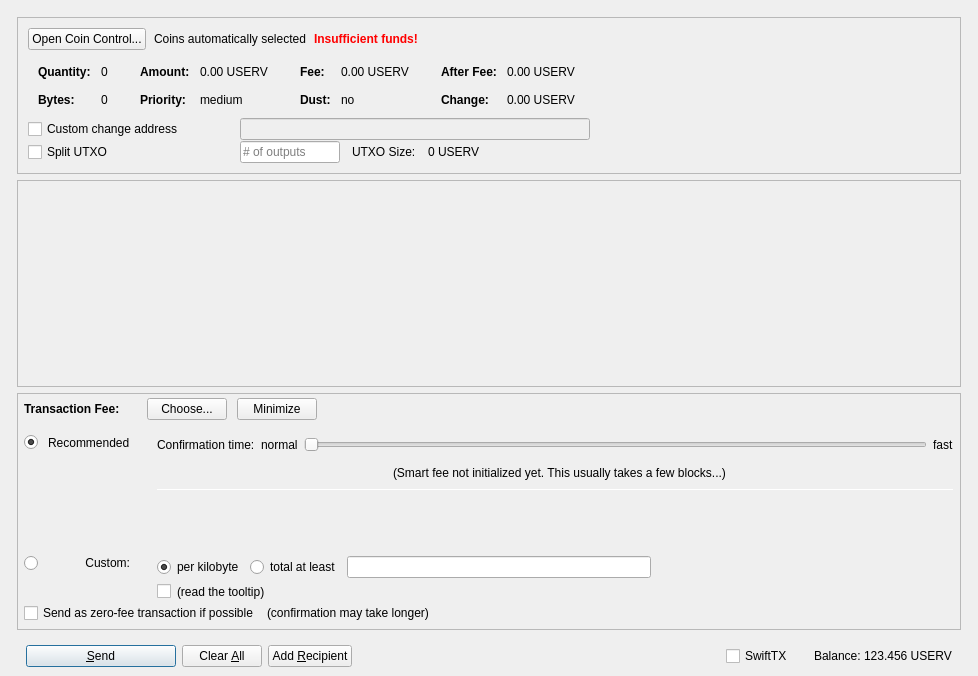
Qt form src/qt/forms/sendcoinsdialog.ui (uservapp/uservcoin) before a commit.
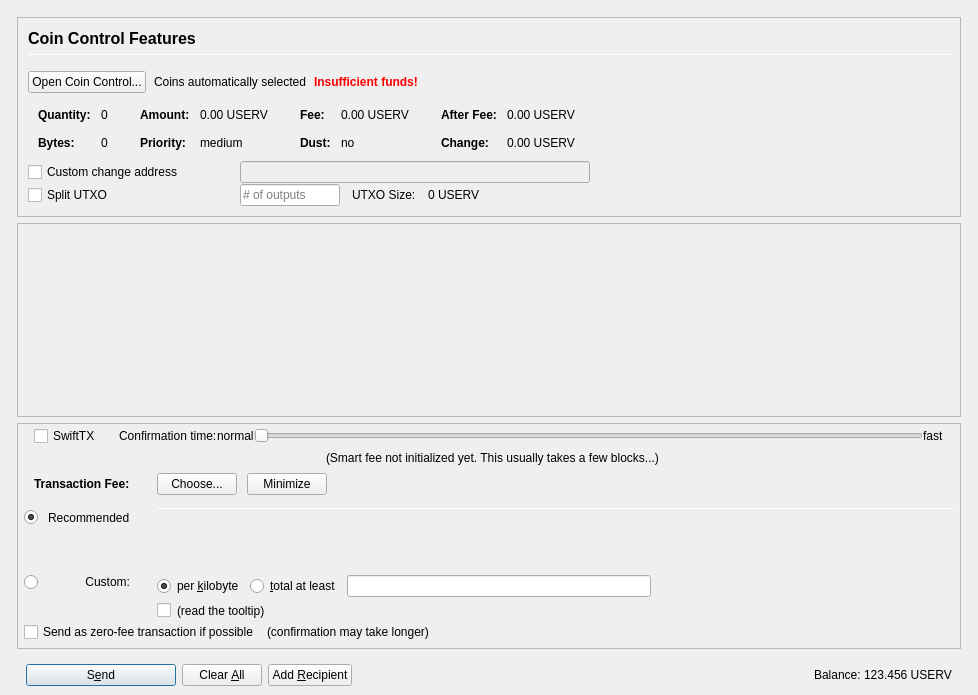
The same form after that commit. Icons and pictures are not drawn. Custom widgets are drawn as their Qt base class.

What changed in the file:
```diff
--- a/src/qt/forms/sendcoinsdialog.ui
+++ b/src/qt/forms/sendcoinsdialog.ui
@@ -10,7 +10,7 @@
     <x>0</x>
     <y>0</y>
     <width>978</width>
-    <height>676</height>
+    <height>695</height>
    </rect>
   </property>
   <property name="windowTitle">
@@ -61,7 +61,7 @@
         <item>
          <widget class="QFrame" name="frameCoinControl">
           <property name="sizePolicy">
-           <sizepolicy hsizetype="Expanding" vsizetype="Maximum">
+           <sizepolicy hsizetype="Expanding" vsizetype="Expanding">
             <horstretch>0</horstretch>
             <verstretch>0</verstretch>
            </sizepolicy>
@@ -96,7 +96,7 @@
            </property>
            <item>
             <widget class="QFrame" name="frameCoinControl_BG">
-             <layout class="QVBoxLayout" name="verticalLayoutCoinControl" stretch="0,0,0,0,0">
+             <layout class="QVBoxLayout" name="verticalLayoutCoinControl" stretch="0,0,0,0,0,0">
               <property name="spacing">
                <number>1</number>
               </property>
@@ -106,6 +106,68 @@
               <property name="topMargin">
                <number>10</number>
               </property>
+              <item>
+               <layout class="QHBoxLayout" name="horizontalLayoutCoinControl1">
+                <property name="bottomMargin">
+                 <number>15</number>
+                </property>
+                <item>
+                 <layout class="QVBoxLayout" name="verticalLayout_3">
+                  <property name="spacing">
+                   <number>6</number>
+                  </property>
+                  <item>
+                   <widget class="QLabel" name="labelCoinControlFeatures">
+                    <property name="sizePolicy">
+                     <sizepolicy hsizetype="Preferred" vsizetype="Maximum">
+                      <horstretch>0</horstretch>
+                      <verstretch>0</verstretch>
+                     </sizepolicy>
+                    </property>
+                    <property name="minimumSize">
+                     <size>
+                      <width>0</width>
+                      <height>20</height>
+                     </size>
+                    </property>
+                    <property name="font">
+                     <font>
+                      <pointsize>12</pointsize>
+                      <weight>75</weight>
+                      <bold>true</bold>
+                     </font>
+                    </property>
+                    <property name="styleSheet">
+                     <string notr="true">font-weight:bold;</string>
+                    </property>
+                    <property name="text">
+                     <string>Coin Control Features</string>
+                    </property>
+                   </widget>
+                  </item>
+                  <item>
+                   <widget class="Line" name="line">
+                    <property name="minimumSize">
+                     <size>
+                      <width>0</width>
+                      <height>1</height>
+                     </size>
+                    </property>
+                    <property name="maximumSize">
+                     <size>
+                      <width>16777215</width>
+                      <height>1</height>
+                     </size>
+                    </property>
+                    <property name="orientation">
+                     <enum>Qt::Horizontal</enum>
+                    </property>
+                   </widget>
+                  </item>
+                 </layout>
+                </item>
+               </layout>
+              </item>
               <item>
                <layout class="QHBoxLayout" name="horizontalLayoutCoinControl2" stretch="0,0,0,0">
                 <property name="spacing">
@@ -742,7 +804,7 @@
              <x>0</x>
              <y>0</y>
              <width>944</width>
-             <height>112</height>
+             <height>86</height>
             </rect>
            </property>
            <layout class="QVBoxLayout" name="verticalLayout_2" stretch="0,1">
@@ -785,7 +847,7 @@
         <item>
          <widget class="QFrame" name="frameFee">
           <property name="sizePolicy">
-           <sizepolicy hsizetype="Expanding" vsizetype="Maximum">
+           <sizepolicy hsizetype="Expanding" vsizetype="Expanding">
             <horstretch>0</horstretch>
             <verstretch>0</verstretch>
            </sizepolicy>
@@ -819,7 +881,7 @@
             <number>0</number>
            </property>
            <item>
-            <layout class="QVBoxLayout" name="verticalLayoutFee2" stretch="0,0,0">
+            <layout class="QVBoxLayout" name="verticalLayoutFee2" stretch="0,0,0,0">
              <property name="spacing">
               <number>0</number>
              </property>
@@ -832,8 +894,179 @@
              <property name="rightMargin">
               <number>6</number>
              </property>
+             <item>
+              <layout class="QVBoxLayout" name="verticalLayout_feeConf">
+               <property name="spacing">
+                <number>0</number>
+               </property>
+               <property name="leftMargin">
+                <number>10</number>
+               </property>
+               <property name="rightMargin">
+                <number>10</number>
+               </property>
+               <property name="bottomMargin">
+                <number>5</number>
+               </property>
+               <item>
+                <layout class="QHBoxLayout" name="horizontalLayoutFee9">
+                 <item>
+                  <widget class="QCheckBox" name="checkSwiftTX">
+                   <property name="enabled">
+                    <bool>true</bool>
+                   </property>
+                   <property name="minimumSize">
+                    <size>
+                     <width>85</width>
+                     <height>0</height>
+                    </size>
+                   </property>
+                   <property name="toolTip">
+                    <string>SwiftTX technology allows for near instant transactions - A flat fee of 0.01 USERV applies</string>
+                   </property>
+                   <property name="text">
+                    <string>SwiftTX</string>
+                   </property>
+                  </widget>
+                 </item>
+                 <item>
+                  <widget class="QLabel" name="labelSmartFee3">
+                   <property name="text">
+                    <string>Confirmation time:</string>
+                   </property>
+                   <property name="margin">
+                    <number>2</number>
+                   </property>
+                  </widget>
+                 </item>
+                 <item>
+                  <widget class="QLabel" name="labelSmartFeeNormal">
+                   <property name="text">
+                    <string>normal</string>
+                   </property>
+                   <property name="margin">
+                    <number>8</number>
+                   </property>
+                  </widget>
+                 </item>
+                 <item>
+                  <widget class="QSlider" name="sliderSmartFee">
+                   <property name="minimumSize">
+                    <size>
+                     <width>0</width>
+                     <height>24</height>
+                    </size>
+                   </property>
+                   <property name="minimum">
+                    <number>0</number>
+                   </property>
+                   <property name="maximum">
+                    <number>24</number>
+                   </property>
+                   <property name="pageStep">
+                    <number>1</number>
+                   </property>
+                   <property name="value">
+                    <number>0</number>
+                   </property>
+                   <property name="orientation">
+                    <enum>Qt::Horizontal</enum>
+                   </property>
+                   <property name="invertedAppearance">
+                    <bool>false</bool>
+                   </property>
+                   <property name="invertedControls">
+                    <bool>false</bool>
+                   </property>
+                   <property name="tickPosition">
+                    <enum>QSlider::NoTicks</enum>
+                   </property>
+                  </widget>
+                 </item>
+                 <item>
+                  <widget class="QLabel" name="labelSmartFeeFast">
+                   <property name="text">
+                    <string>fast</string>
+                   </property>
+                   <property name="margin">
+                    <number>8</number>
+                   </property>
+                  </widget>
+                 </item>
+                </layout>
+               </item>
+               <item>
+                <layout class="QHBoxLayout" name="horizontalLayout_recommended_texts">
+                 <property name="spacing">
+                  <number>0</number>
+                 </property>
+                 <item>
+                  <spacer name="horizontalSpacer_8">
+                   <property name="orientation">
+                    <enum>Qt::Horizontal</enum>
+                   </property>
+                   <property name="sizeHint" stdset="0">
+                    <size>
+                     <width>40</width>
+                     <height>20</height>
+                    </size>
+                   </property>
+                  </spacer>
+                 </item>
+                 <item>
+                  <widget class="QLabel" name="labelFeeEstimation">
+                   <property name="text">
+                    <string/>
+                   </property>
+                   <property name="margin">
+                    <number>2</number>
+                   </property>
+                  </widget>
+                 </item>
+                 <item>
+                  <widget class="QLabel" name="labelSmartFee2">
+                   <property name="text">
+                    <string>(Smart fee not initialized yet. This usually takes a few blocks...)</string>
+                   </property>
+                   <property name="alignment">
+                    <set>Qt::AlignLeading|Qt::AlignLeft|Qt::AlignVCenter</set>
+                   </property>
+                   <property name="wordWrap">
+                    <bool>false</bool>
+                   </property>
+                   <property name="margin">
+                    <number>2</number>
+                   </property>
+                   <property name="indent">
+                    <number>-1</number>
+                   </property>
+                  </widget>
+                 </item>
+                 <item>
+                  <spacer name="horizontalSpacer_3">
+                   <property name="orientation">
+                    <enum>Qt::Horizontal</enum>
+                   </property>
+                   <property name="sizeHint" stdset="0">
+                    <size>
+                     <width>40</width>
+                     <height>20</height>
+                    </size>
+                   </property>
+                  </spacer>
+                 </item>
+                </layout>
+               </item>
+              </layout>
+             </item>
              <item>
               <layout class="QHBoxLayout" name="horizontalLayoutFee1">
+               <property name="leftMargin">
+                <number>10</number>
+               </property>
+               <property name="rightMargin">
+                <number>10</number>
+               </property>
                <property name="bottomMargin">
                 <number>0</number>
                </property>
@@ -842,22 +1075,6 @@
                  <property name="spacing">
                   <number>0</number>
                  </property>
-                 <item>
-                  <spacer name="verticalSpacerSmartFee">
-                   <property name="orientation">
-                    <enum>Qt::Vertical</enum>
-                   </property>
-                   <property name="sizeType">
-                    <enum>QSizePolicy::Fixed</enum>
-                   </property>
-                   <property name="sizeHint" stdset="0">
-                    <size>
-                     <width>1</width>
-                     <height>4</height>
-                    </size>
-                   </property>
-                  </spacer>
-                 </item>
                  <item>
                   <layout class="QHBoxLayout" name="horizontalLayoutSmartFee">
                    <property name="spacing">
@@ -1040,7 +1257,7 @@
                          <string>If the custom fee is set to 1000 uSPs and the transaction is only 250 bytes, then &quot;per kilobyte&quot; only pays 250 uSPs in fee,&lt;br /&gt;while &quot;at least&quot; pays 1000 uSPs. For transactions bigger than a kilobyte both pay by kilobyte.</string>
                         </property>
                         <property name="text">
-                         <string>per kilobyte</string>
+                         <string>per &amp;kilobyte</string>
                         </property>
                         <property name="checked">
                          <bool>true</bool>
@@ -1056,7 +1273,7 @@
                          <string>If the custom fee is set to 1000 uSPs and the transaction is only 250 bytes, then &quot;per kilobyte&quot; only pays 250 uSPs in fee,&lt;br /&gt;while &quot;total at least&quot; pays 1000 uSPs. For transactions bigger than a kilobyte both pay by kilobyte.</string>
                         </property>
                         <property name="text">
-                         <string>total at least</string>
+                         <string>&amp;total at least</string>
                         </property>
                         <attribute name="buttonGroup">
                          <string notr="true">groupCustomFee</string>
@@ -1134,7 +1351,7 @@
                    </widget>
                   </item>
                   <item row="0" column="4" rowspan="3">
-                   <layout class="QVBoxLayout" name="verticalLayoutFee3" stretch="0,0,0,0,1,0">
+                   <layout class="QVBoxLayout" name="verticalLayoutFee3" stretch="0,0,0,0">
                     <property name="spacing">
                      <number>6</number>
                     </property>
@@ -1144,133 +1361,6 @@
                     <property name="bottomMargin">
                      <number>20</number>
                     </property>
-                    <item>
-                     <layout class="QHBoxLayout" name="horizontalLayoutFee9">
-                      <item>
-                       <widget class="QLabel" name="labelSmartFee3">
-                        <property name="text">
-                         <string>Confirmation time:</string>
-                        </property>
-                        <property name="margin">
-                         <number>2</number>
-                        </property>
-                       </widget>
-                      </item>
-                      <item>
-                       <widget class="QLabel" name="labelSmartFeeNormal">
-                        <property name="text">
-                         <string>normal</string>
-                        </property>
-                        <property name="margin">
-                         <number>2</number>
-                        </property>
-                       </widget>
-                      </item>
-                      <item>
-                       <widget class="QSlider" name="sliderSmartFee">
-                        <property name="minimumSize">
-                         <size>
-                          <width>0</width>
-                          <height>24</height>
-                         </size>
-                        </property>
-                        <property name="minimum">
-                         <number>0</number>
-                        </property>
-                        <property name="maximum">
-                         <number>24</number>
-                        </property>
-                        <property name="pageStep">
-                         <number>1</number>
-                        </property>
-                        <property name="value">
-                         <number>0</number>
-                        </property>
-                        <property name="orientation">
-                         <enum>Qt::Horizontal</enum>
-                        </property>
-                        <property name="invertedAppearance">
-                         <bool>false</bool>
-                        </property>
-                        <property name="invertedControls">
-                         <bool>false</bool>
-                        </property>
-                        <property name="tickPosition">
-                         <enum>QSlider::NoTicks</enum>
-                        </property>
-                       </widget>
-                      </item>
-                      <item>
-                       <widget class="QLabel" name="labelSmartFeeFast">
-                        <property name="text">
-                         <string>fast</string>
-                        </property>
-                       </widget>
-                      </item>
-                     </layout>
-                    </item>
-                    <item>
-                     <layout class="QHBoxLayout" name="horizontalLayout_recommended_texts">
-                      <property name="spacing">
-                       <number>0</number>
-                      </property>
-                      <item>
-                       <spacer name="horizontalSpacer_8">
-                        <property name="orientation">
-                         <enum>Qt::Horizontal</enum>
-                        </property>
-                        <property name="sizeHint" stdset="0">
-                         <size>
-                          <width>40</width>
-                          <height>20</height>
-                         </size>
-                        </property>
-                       </spacer>
-                      </item>
-                      <item>
-                       <widget class="QLabel" name="labelFeeEstimation">
-                        <property name="text">
-                         <string/>
-                        </property>
-                        <property name="margin">
-                         <number>2</number>
-                        </property>
-                       </widget>
-                      </item>
-                      <item>
-                       <widget class="QLabel" name="labelSmartFee2">
-                        <property name="text">
-                         <string>(Smart fee not initialized yet. This usually takes a few blocks...)</string>
-                        </property>
-                        <property name="alignment">
-                         <set>Qt::AlignLeading|Qt::AlignLeft|Qt::AlignVCenter</set>
-                        </property>
-                        <property name="wordWrap">
-                         <bool>false</bool>
-                        </property>
-                        <property name="margin">
-                         <number>2</number>
-                        </property>
-                        <property name="indent">
-                         <number>-1</number>
-                        </property>
-                       </widget>
-                      </item>
-                      <item>
-                       <spacer name="horizontalSpacer_3">
-                        <property name="orientation">
-                         <enum>Qt::Horizontal</enum>
-                        </property>
-                        <property name="sizeHint" stdset="0">
-                         <size>
-                          <width>40</width>
-                          <height>20</height>
-                         </size>
-                        </property>
-                       </spacer>
-                      </item>
-                     </layout>
-                    </item>
                     <item>
                      <widget class="Line" name="line_2">
                       <property name="minimumSize">
@@ -1452,7 +1542,7 @@
               <string>Confirm the send action</string>
              </property>
              <property name="text">
-              <string>&amp;Send</string>
+              <string>S&amp;end</string>
              </property>
              <property name="icon">
               <iconset resource="../userv.qrc">
@@ -1524,22 +1614,6 @@
              <property name="spacing">
               <number>3</number>
              </property>
-             <item>
-              <widget class="QCheckBox" name="checkSwiftTX">
-               <property name="enabled">
-                <bool>true</bool>
-               </property>
-               <property name="minimumSize">
-                <size>
-                 <width>85</width>
-                 <height>0</height>
-                </size>
-               </property>
-               <property name="text">
-                <string>SwiftTX</string>
-               </property>
-              </widget>
-             </item>
              <item>
               <widget class="QLabel" name="label">
                <property name="text">
```
Left out of the diff: 52 changed lines with no effect on the pictures.
